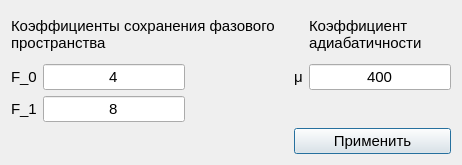
Old version of the form adiabaticity.ui in the repository fdult/acceptance_generator.
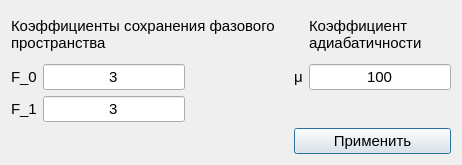
New version of the form.

The edit to the form file:
```diff
--- a/adiabaticity.ui
+++ b/adiabaticity.ui
@@ -49,7 +49,7 @@
       </font>
      </property>
      <property name="text">
-      <string>4</string>
+      <string>3</string>
      </property>
      <property name="alignment">
       <set>Qt::AlignCenter</set>
@@ -76,7 +76,7 @@
       </font>
      </property>
      <property name="text">
-      <string>400</string>
+      <string>100</string>
      </property>
      <property name="alignment">
       <set>Qt::AlignCenter</set>
@@ -103,7 +103,7 @@
       </font>
      </property>
      <property name="text">
-      <string>8</string>
+      <string>3</string>
      </property>
      <property name="alignment">
       <set>Qt::AlignCenter</set>
```
